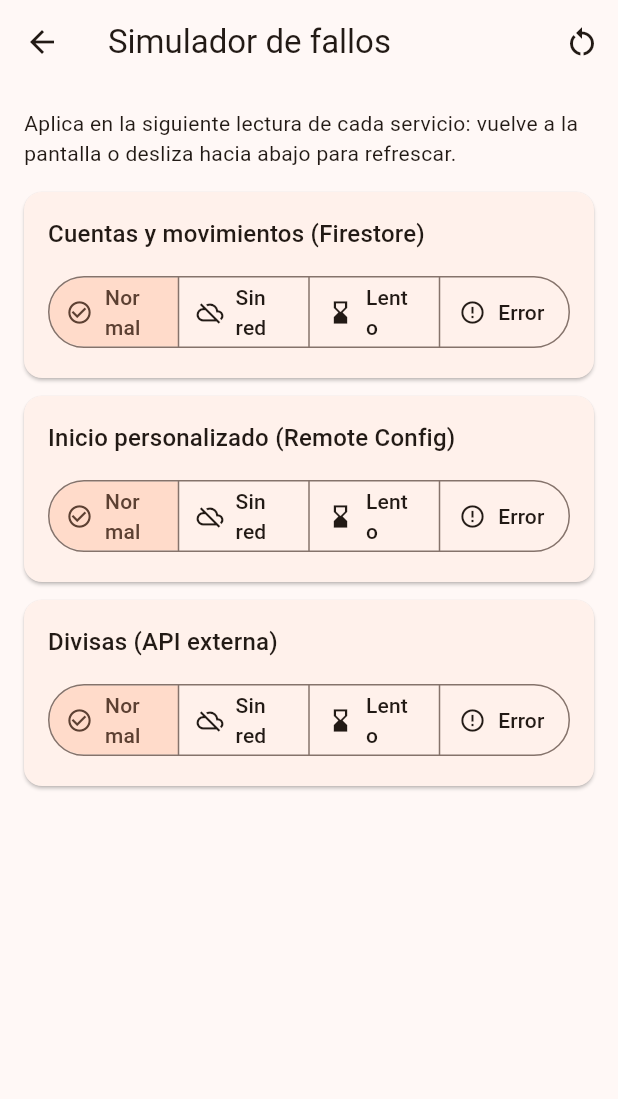
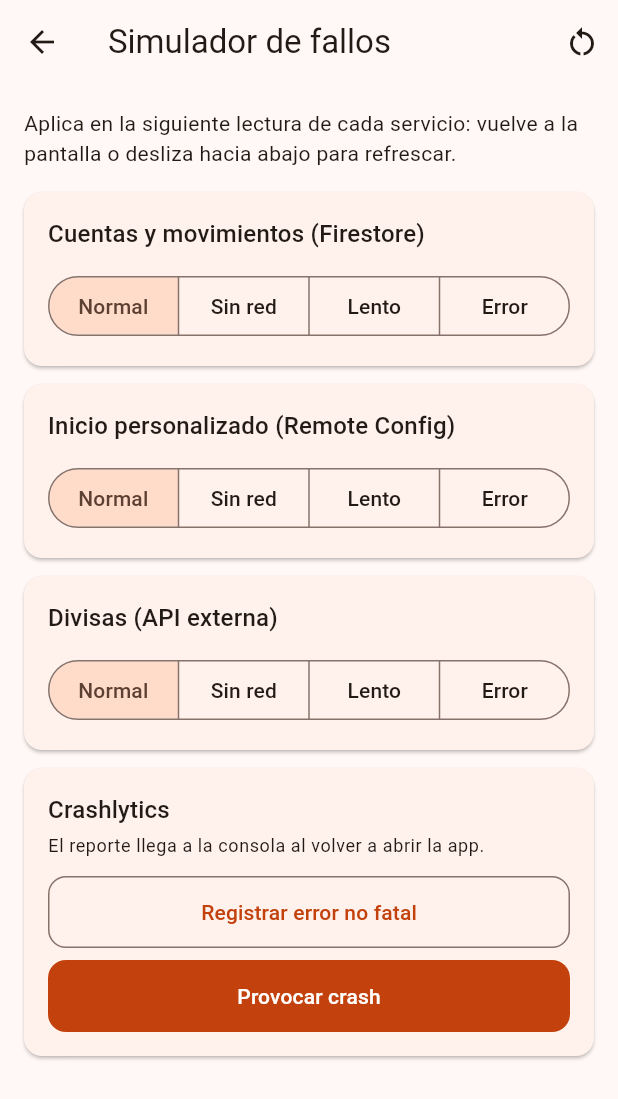
Before and after one commit to alanbarco/banca-movil, a Flutter app: the FaultPanelPage screen opened directly, on a phone screen of 412 x 824 dp. Shown: the top 1099 px of the screen. Run offline on Flutter 3.47's test engine with Material 3 defaults, Android fonts, the phone set to English and light mode, and no system bars; our stand-ins replace cloud_firestore, connectivity_plus, dio, equatable, firebase_analytics, firebase_auth and 8 more; accounts and stored records are empty; statements that could not run were skipped.

Commit message:
feat(core): trigger Crashlytics errors from the fault panel

```diff
--- a/lib/core/fault_injection/presentation/fault_panel_page.dart
+++ b/lib/core/fault_injection/presentation/fault_panel_page.dart
@@ -1,6 +1,7 @@
 import 'package:flutter/material.dart';
 import 'package:flutter_bloc/flutter_bloc.dart';
 
+import '../../observability/observability_service.dart';
 import '../../ui/theme.dart';
 import '../fault_config.dart';
 import '../fault_injection_cubit.dart';
@@ -8,12 +9,17 @@ import '../fault_injection_cubit.dart';
 /// Panel de demo para degradar cada servicio en vivo (FR-032): sin conexión,
 /// latencia o error. Solo existe en builds con `DEMO_TOOLS`.
 class FaultPanelPage extends StatelessWidget {
-  const FaultPanelPage({required this.cubit, super.key});
+  const FaultPanelPage({required this.cubit, this.observability, super.key});
 
   final FaultInjectionCubit cubit;
 
+  /// Si está, se muestran los botones para probar Crashlytics.
+  final ObservabilityService? observability;
+
   static const title = 'Simulador de fallos';
   static const reset = 'Restablecer todo';
+  static const nonFatal = 'Registrar error no fatal';
+  static const fatal = 'Provocar crash';
   static const hint =
       'Aplica en la siguiente lectura de cada servicio: vuelve a la pantalla '
       'o desliza hacia abajo para refrescar.';
@@ -29,13 +35,6 @@ class FaultPanelPage extends StatelessWidget {
     FaultMode.offline => 'Sin red',
     FaultMode.latency => 'Lento',
     FaultMode.error => 'Error',
-  };
-
-  static IconData _modeIcon(FaultMode mode) => switch (mode) {
-    FaultMode.none => Icons.check_circle_outline,
-    FaultMode.offline => Icons.cloud_off_outlined,
-    FaultMode.latency => Icons.hourglass_bottom,
-    FaultMode.error => Icons.error_outline,
   };
 
   @override
@@ -67,6 +66,8 @@ class FaultPanelPage extends StatelessWidget {
               ),
               const SizedBox(height: 12),
             ],
+            if (observability case final observability?)
+              _CrashCard(observability: observability),
           ],
         ),
       ),
@@ -110,10 +111,15 @@ class _TargetCard extends StatelessWidget {
               showSelectedIcon: false,
               segments: [
                 for (final mode in FaultMode.values)
+                  // Solo texto: con ícono, cuatro segmentos no caben en un
+                  // teléfono y las palabras se cortan.
                   ButtonSegment(
                     value: mode,
-                    icon: Icon(FaultPanelPage._modeIcon(mode)),
-                    label: Text(FaultPanelPage.modeLabel(mode)),
+                    label: Text(
+                      FaultPanelPage.modeLabel(mode),
+                      maxLines: 1,
+                      softWrap: false,
+                    ),
                   ),
               ],
               selected: {config.mode},
@@ -142,3 +148,59 @@ class _TargetCard extends StatelessWidget {
     );
   }
 }
+
+/// Error provocado a propósito desde el simulador para ver el reporte en
+/// Crashlytics. El texto no lleva datos del cliente.
+class DemoCrash implements Exception {
+  const DemoCrash(this.kind);
+
+  final String kind;
+
+  @override
+  String toString() => 'DemoCrash: $kind (simulador de fallos)';
+}
+
+/// Provoca un error no fatal o un crash fatal. Crashlytics los envía al volver
+/// a abrir la app; en debug solo con DEMO_TOOLS (ver `main.dart`).
+class _CrashCard extends StatelessWidget {
+  const _CrashCard({required this.observability});
+
+  static const title = 'Crashlytics';
+  static const hint = 'El reporte llega a la consola al volver a abrir la app.';
+
+  final ObservabilityService observability;
+
+  @override
+  Widget build(BuildContext context) {
+    final theme = Theme.of(context);
+    return Card(
+      child: Padding(
+        padding: const EdgeInsets.all(AppSizes.spacing),
+        child: Column(
+          crossAxisAlignment: CrossAxisAlignment.stretch,
+          children: [
+            Text(title, style: theme.textTheme.titleMedium),
+            const SizedBox(height: 4),
+            Text(hint, style: theme.textTheme.bodySmall),
+            const SizedBox(height: 12),
+            OutlinedButton(
+              onPressed: () => observability.recordError(
+                const DemoCrash('error no fatal'),
+                StackTrace.current,
+                reason: 'demo_fault_panel',
+              ),
+              child: const Text(FaultPanelPage.nonFatal),
+            ),
+            const SizedBox(height: 8),
+            // Sin capturar: lo recibe FlutterError.onError y Crashlytics lo
+            // registra como fatal.
+            FilledButton(
+              onPressed: () => throw const DemoCrash('crash fatal'),
+              child: const Text(FaultPanelPage.fatal),
+            ),
+          ],
+        ),
+      ),
+    );
+  }
+}
--- a/lib/main.dart
+++ b/lib/main.dart
@@ -17,6 +17,7 @@ import 'core/fault_injection/presentation/fault_panel_page.dart';
 import 'core/flags/feature_flag_service.dart';
 import 'core/flags/remote_config_service.dart';
 import 'core/observability/firebase_observability_service.dart';
+import 'core/observability/observability_service.dart';
 import 'core/routing/pending_route_store.dart';
 import 'core/session/current_user_profile.dart';
 import 'core/session/session_status.dart';
@@ -30,7 +31,11 @@ Future<void> main() async {
   await Firebase.initializeApp(options: DefaultFirebaseOptions.currentPlatform);
 
   final crashlytics = FirebaseCrashlytics.instance;
-  await crashlytics.setCrashlyticsCollectionEnabled(!kDebugMode);
+  // En debug solo se reporta con DEMO_TOOLS, para probar Crashlytics desde el
+  // simulador de fallos sin compilar en release.
+  await crashlytics.setCrashlyticsCollectionEnabled(
+    !kDebugMode || AppConfig.demoTools,
+  );
   FlutterError.onError = crashlytics.recordFlutterFatalError;
   PlatformDispatcher.instance.onError = (error, stack) {
     unawaited(crashlytics.recordError(error, stack, fatal: true));
@@ -89,7 +94,10 @@ GoRouter _buildRouter(RemoteConfigService remoteConfig) {
     refreshOn: [session.changes, flags.changes],
     splashDebugInfo: () => _configSummary(remoteConfig),
     faultPanel: AppConfig.demoTools
-        ? (_) => FaultPanelPage(cubit: getIt<FaultInjectionCubit>())
+        ? (_) => FaultPanelPage(
+            cubit: getIt<FaultInjectionCubit>(),
+            observability: getIt<ObservabilityService>(),
+          )
         : null,
   );
 }
```
Also changed, not shown: 1 other file.
